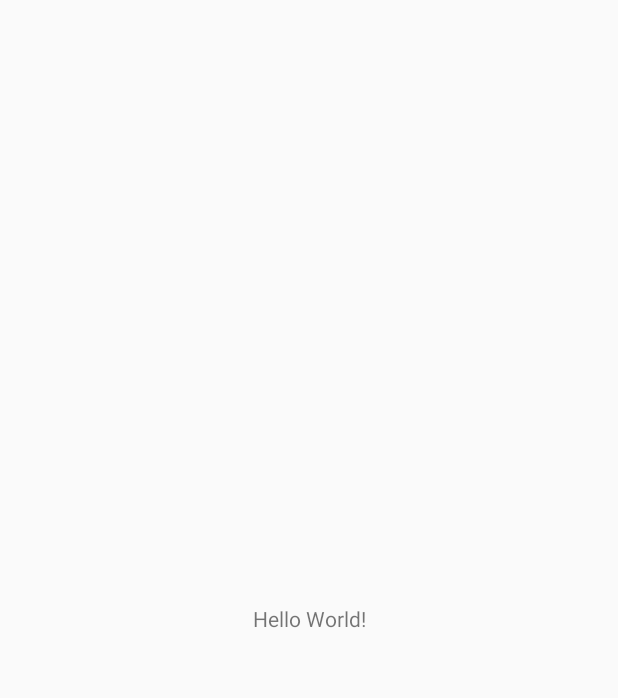
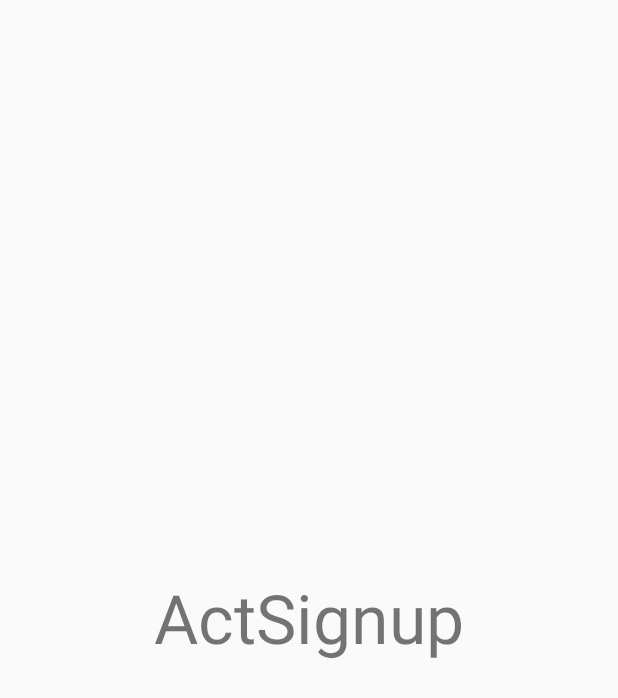
Before and after one commit to kasra-m7/TickVision, an Android app: the screen it shows after launch (MainActivity before the commit, ActSignup after it), on a phone screen of 412 x 824 dp. Before the commit the part shown is almost empty. Shown: the top 698 px of the screen. Run offline under Robolectric (Android 15) with nearby library versions, the phone set to English and light mode, and no system bars.

Commit message:
create act splash xml and java

```diff
--- /dev/null
+++ b/app/src/main/java/ir/mahchegroup/vision/ActSignup.java
@@ -0,0 +1,14 @@
+package ir.mahchegroup.vision;
+
+import androidx.appcompat.app.AppCompatActivity;
+
+import android.os.Bundle;
+
+public class ActSignup extends AppCompatActivity {
+
+    @Override
+    protected void onCreate(Bundle savedInstanceState) {
+        super.onCreate(savedInstanceState);
+        setContentView(R.layout.act_signup);
+    }
+}
--- /dev/null
+++ b/app/src/main/java/ir/mahchegroup/vision/ActSplash.java
@@ -0,0 +1,80 @@
+package ir.mahchegroup.vision;
+
+import androidx.appcompat.app.AppCompatActivity;
+
+import android.content.Intent;
+import android.content.SharedPreferences;
+import android.os.Bundle;
+import android.os.Handler;
+import android.view.View;
+import android.view.animation.Animation;
+import android.view.animation.AnimationUtils;
+import android.widget.ImageView;
+
+public class ActSplash extends AppCompatActivity {
+    private ImageView img;
+    private Animation fadeIn, fadeOut;
+    public static final String IS_FIRST_TIME = "is_first_time";
+    public static SharedPreferences shared;
+    public static SharedPreferences.Editor editor;
+    private boolean isFirstTime;
+
+    @Override
+    protected void onCreate(Bundle savedInstanceState) {
+        super.onCreate(savedInstanceState);
+        setContentView(R.layout.act_splash);
+
+
+        // مقدار دهی اولیه
+        init();
+
+
+        // چک کردن اولین ورود کاربر به اپ
+        isFirstTime = shared.getBoolean(IS_FIRST_TIME, true);
+
+
+        // ست کردن انیمیشن تصویر معرفی
+        setAnim(100, View.VISIBLE, fadeIn);
+        setAnim(5000, View.INVISIBLE, fadeOut);
+
+
+        // ست کردن اینتنت و مشخص کردن رفتن به کدام اکتیویتی در چه صورتی
+        setNextActivity();
+    }
+
+
+    private void setNextActivity() {
+        new Handler().postDelayed(() -> {
+            Intent intent;
+            if (isFirstTime) {
+                intent = new Intent(ActSplash.this, ActSignup.class);
+            } else {
+                intent = new Intent(ActSplash.this, ActLogin.class);
+            }
+            intent.setFlags(Intent.FLAG_ACTIVITY_NO_ANIMATION);
+            intent.setFlags(Intent.FLAG_ACTIVITY_NEW_TASK);
+            startActivity(intent);
+            overridePendingTransition(0,0);
+            finish();
+        }, 6000);
+    }
+
+
+    private void setAnim(int time, int visit, Animation anim) {
+        new Handler().postDelayed(() -> {
+            img.setVisibility(visit);
+            img.startAnimation(anim);
+        }, time);
+    }
+
+
+    private void init() {
+        img = findViewById(R.id.imgSplash);
+        fadeIn = AnimationUtils.loadAnimation(this, R.anim.fade_in_splash);
+        fadeOut = AnimationUtils.loadAnimation(this, R.anim.fade_out_splash);
+
+        shared = getSharedPreferences("shared", MODE_PRIVATE);
+
+        editor = shared.edit();
+    }
+}
--- /dev/null
+++ b/app/src/main/res/layout/act_signup.xml
@@ -0,0 +1,15 @@
+<?xml version="1.0" encoding="utf-8"?>
+<RelativeLayout xmlns:android="http://schemas.android.com/apk/res/android"
+    xmlns:tools="http://schemas.android.com/tools"
+    android:layout_width="match_parent"
+    android:layout_height="match_parent"
+    tools:context=".ActSignup">
+
+    <TextView
+        android:layout_width="wrap_content"
+        android:layout_height="wrap_content"
+        android:layout_centerInParent="true"
+        android:text="ActSignup"
+        android:textSize="45sp"/>
+
+</RelativeLayout>
--- a/app/src/main/res/values/dimens.xml
+++ b/app/src/main/res/values/dimens.xml
@@ -1,10 +1,8 @@
 <?xml version="1.0" encoding="utf-8"?>
 <resources>
-    <dimen name="groupName">30sp</dimen>
+    <dimen name="groupNameSize">30sp</dimen>
     <dimen name="splashTextSize">25sp</dimen>
-    <dimen name="btnTextSize">12sp</dimen>
     <dimen name="normalTextSize">14sp</dimen>
-    <dimen name="edtTextSize">16sp</dimen>
     <dimen name="smallTextSize">12sp</dimen>
     <dimen name="titleTextSize">16sp</dimen>
 </resources>
--- /dev/null
+++ b/app/src/main/res/values/transparent_theme.xml
@@ -0,0 +1,11 @@
+<?xml version="1.0" encoding="utf-8"?>
+<resources>
+    <style name="Theme.Transparent" parent="Theme.AppCompat.Light.NoActionBar">
+        <item name="android:windowIsTranslucent">true</item>
+        <item name="android:windowBackground">@android:color/transparent</item>
+        <item name="android:windowContentOverlay">@null</item>
+        <item name="android:windowNoTitle">true</item>
+        <item name="android:windowIsFloating">true</item>
+        <item name="android:backgroundDimEnabled">false</item>
+    </style>
+</resources>
```
Also changed, not shown: app/src/main/AndroidManifest.xml (+18 -9 lines), app/src/main/java/ir/mahchegroup/vision/ActLogin.java (added, +14 -0 lines), app/src/main/res/layout/act_login.xml (added, +15 -0 lines), app/src/main/res/layout/act_splash.xml (added, +18 -0 lines), app/src/main/res/drawable/img_splash.png (added).
